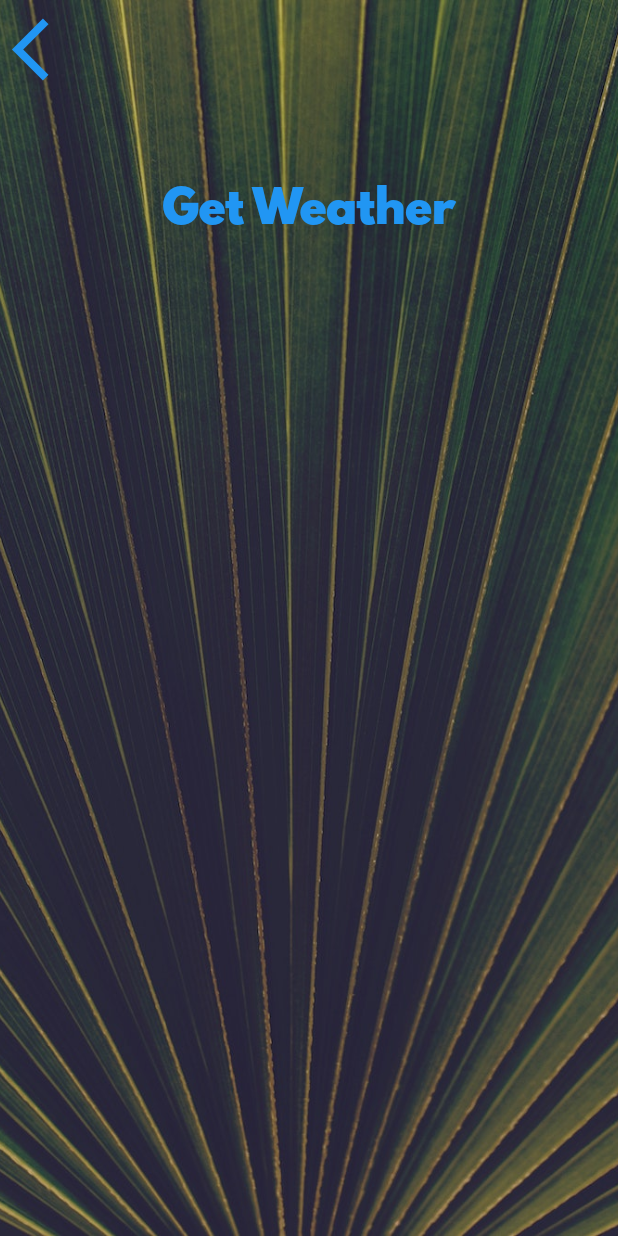
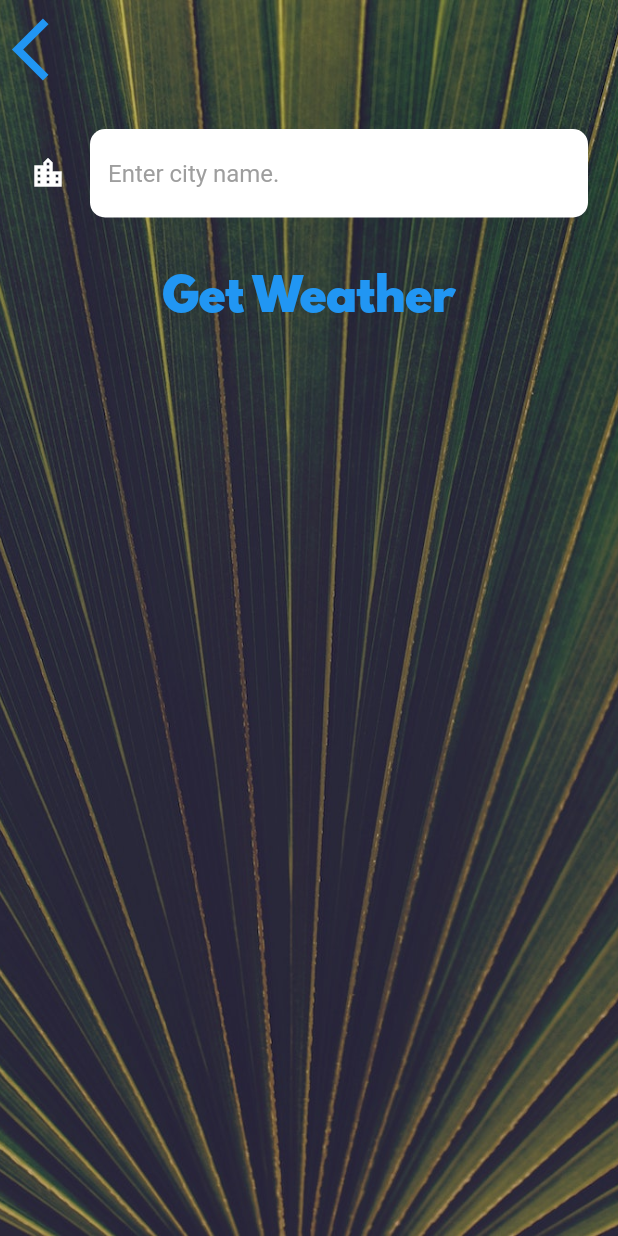
Before and after one commit to kevsalcedo/clima_app, a Flutter app: the CityScreen screen opened directly, on a phone screen of 412 x 824 dp. Run offline on Flutter 3.47's test engine with Material 2 defaults, Android fonts, the phone set to English and light mode, and no system bars; our stand-ins replace flutter_spinkit, geolocator.

Commit message:
create TextField and get the input value in var newCityName.

```diff
--- a/lib/screens/city_screen.dart
+++ b/lib/screens/city_screen.dart
@@ -7,6 +7,8 @@ class CityScreen extends StatefulWidget {
 }
 
 class _CityScreenState extends State<CityScreen> {
+  late String newCityName;
+
   @override
   Widget build(BuildContext context) {
     return Scaffold(
@@ -33,7 +35,15 @@ class _CityScreenState extends State<CityScreen> {
               ),
               Container(
                 padding: EdgeInsets.all(20.0),
-                child: null,
+                child: TextField(
+                  style: TextStyle(
+                    color: Colors.black,
+                  ),
+                  decoration: kTextFieldInputDecoration,
+                  onChanged: (value) {
+                    newCityName = value;
+                  },
+                ),
               ),
               TextButton(
                 onPressed: () {},
```
